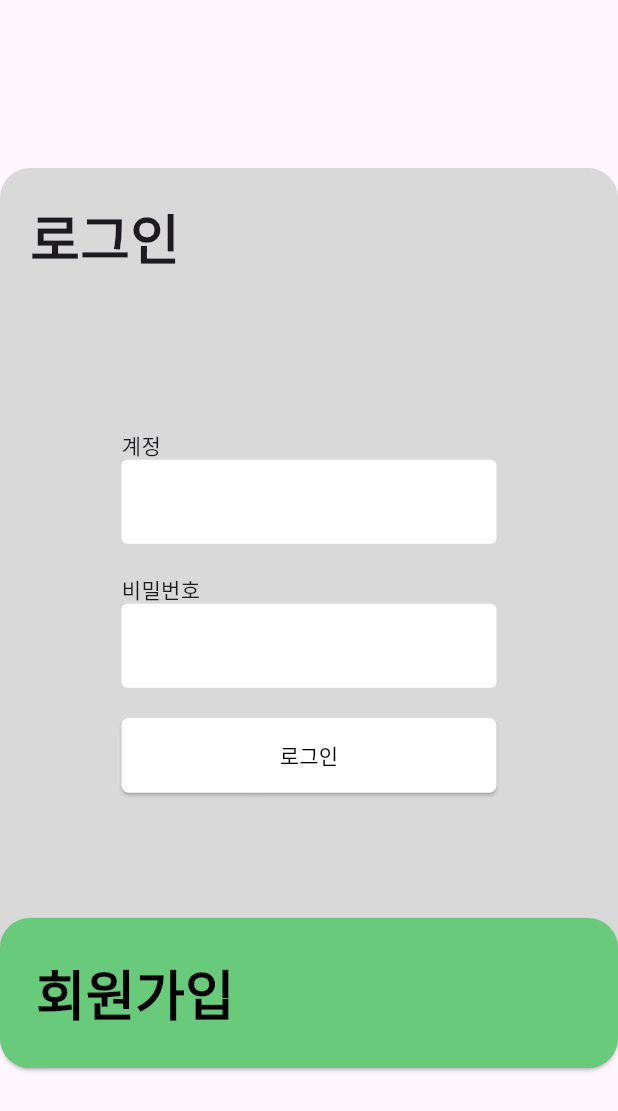
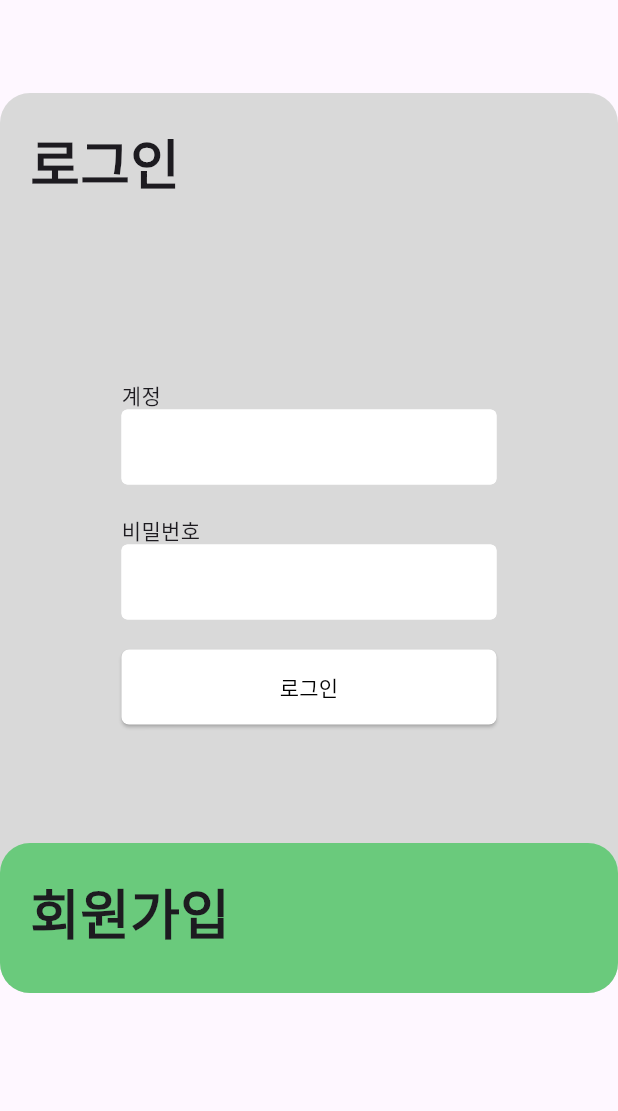
Before and after one commit to deukkyulee94/flutter_edu, a Flutter app: the screen it shows after launch, after a tap on "로그인", on a phone screen of 412 x 824 dp. Shown: the top 1111 px of the screen. Run offline on Flutter 3.47's test engine with Material 3 defaults, Android fonts, the phone set to English and light mode, and no system bars; our stand-ins replace dio, shared_preferences; network calls fail.

Commit message:
Revert "refactor: 회원가입 리펙토링"
This reverts commit 9a5b2508000ca61338ba4c54da6752f6ae71df57.

```diff
--- a/lib/pages/signin.dart
+++ b/lib/pages/signin.dart
@@ -1,5 +1,4 @@
 import 'package:flutter/material.dart';
-import 'package:flutter_edu/widgets/custom_text_form_field.dart';
 import '../service/user_service.dart';
 
 class Signin extends StatefulWidget {
@@ -10,15 +9,16 @@ class Signin extends StatefulWidget {
 }
 
 class _SigninState extends State<Signin> {
-  static const Color customGray = Color.fromRGBO(217, 217, 217, 1);
-  static const Color customGreen = Color.fromRGBO(106, 202, 124, 1);
+  final Color gray = const Color.fromRGBO(217, 217, 217, 1);
+  final Color white = const Color.fromRGBO(255, 255, 255, 1);
+  final Color green = const Color.fromRGBO(106, 202, 124, 1);
 
   void _showAlert(String message) {
     if (!mounted) return;
     showDialog(
       context: context,
       builder: (BuildContext context) => AlertDialog(
-        backgroundColor: Colors.white,
+        backgroundColor: white,
         shape: RoundedRectangleBorder(
           borderRadius: BorderRadius.circular(10),
         ),
@@ -37,27 +37,28 @@ class _SigninState extends State<Signin> {
 
   @override
   Widget build(BuildContext context) {
-    TextEditingController emailController = TextEditingController();
-    TextEditingController passwordController = TextEditingController();
-
+    String email = '';
+    String password = '';
     return Scaffold(
       body: Center(
-        child: Container(
+        child: Column(
+          mainAxisAlignment: MainAxisAlignment.center,
+          children: [
+            Container(
               width: 500,
               height: 600,
               decoration: BoxDecoration(
-            color: customGray,
+                color: gray,
                 borderRadius: BorderRadius.circular(20),
               ),
+              child: Padding(
+                padding:
+                    const EdgeInsets.symmetric(vertical: 20, horizontal: 20),
                 child: Column(
-            mainAxisAlignment: MainAxisAlignment.spaceBetween,
                   children: [
-              Container(
+                    // 로그인
+                    Align(
                       alignment: Alignment.centerLeft,
-                padding: const EdgeInsets.symmetric(
-                  vertical: 20,
-                  horizontal: 20,
-                ),
                       child: Text(
                         '로그인',
                         style: TextStyle(
@@ -66,21 +67,60 @@ class _SigninState extends State<Signin> {
                         ),
                       ),
                     ),
+                    SizedBox(height: 120),
+                    Center(
+                      child: Column(
+                        crossAxisAlignment: CrossAxisAlignment.start,
+                        children: [
+                          Text('계정'),
                           SizedBox(
+                            height: 50,
                             width: 250,
-                child: Column(
-                  children: [
-                    CustomTextFormField(
-                      validator: (s) => (s!.isNotEmpty) ? null : "계정을 입력하세요",
-                      contorller: emailController,
-                      lableText: "계정",
+                            child: TextField(
+                              onChanged: (value) => email = value,
+                              decoration: InputDecoration(
+                                filled: true, // 배경색 활성화
+                                fillColor: white, // 배경색 지정
+                                border: OutlineInputBorder(
+                                  borderRadius:
+                                      BorderRadius.circular(10), // 둥근 테두리
+                                ),
+                                // 비활성 상태 테두리 색
+                                enabledBorder: OutlineInputBorder(
+                                  borderSide: BorderSide(color: white),
+                                ),
+                                // 포커스 상태 테두리 색
+                                focusedBorder: OutlineInputBorder(
+                                  borderSide: BorderSide(color: white),
+                                ),
+                              ),
+                            ),
                           ),
                           SizedBox(height: 20),
-                    CustomTextFormField(
-                      validator: (s) => (s!.isNotEmpty) ? null : "비밀번호를 입력하세요",
-                      contorller: passwordController,
-                      lableText: "비밀번호",
+                          Text('비밀번호'),
+                          SizedBox(
+                            height: 50,
+                            width: 250,
+                            child: TextField(
+                              onChanged: (value) => password = value,
                               obscureText: true,
+                              decoration: InputDecoration(
+                                filled: true, // 배경색 활성화
+                                fillColor: white, // 배경색 지정
+                                border: OutlineInputBorder(
+                                  borderRadius:
+                                      BorderRadius.circular(10), // 둥근 테두리
+                                ),
+                                // 비활성 상태 테두리 색
+                                enabledBorder: OutlineInputBorder(
+                                  borderSide: BorderSide(color: white),
+                                ),
+                                // 포커스 상태 테두리 색
+                                focusedBorder: OutlineInputBorder(
+                                  borderSide: BorderSide(color: white),
+                                ),
+                              ),
+                            ),
                           ),
                           SizedBox(height: 20),
                           SizedBox(
@@ -88,50 +128,57 @@ class _SigninState extends State<Signin> {
                             width: 250,
                             child: ElevatedButton(
                               onPressed: () async {
-                          Response res = await UserApiService().signin(User(
-                            email: emailController.text,
-                            password: passwordController.text,
+                                Response res =
+                                    await UserApiService().signin(User(
+                                  email: email,
+                                  password: password,
                                 ));
                                 _showAlert(res.message);
                               },
                               style: ElevatedButton.styleFrom(
-                          backgroundColor: Colors.white,
-                          foregroundColor: Colors.black,
-                          fixedSize: Size.infinite,
+                                backgroundColor: white,
                                 shape: RoundedRectangleBorder(
                                   borderRadius: BorderRadius.circular(5),
                                 ),
                               ),
-                        child: Text('로그인'),
+                              child: Text(
+                                '로그인',
+                                style: TextStyle(
+                                  color: Colors.black,
+                                ),
+                              ),
                             ),
                           ),
                         ],
                       ),
                     ),
-              SizedBox(
+                  ],
+                ),
+              ),
+            ),
+            Transform.translate(
+              offset: Offset(0, -100),
+              child: Container(
                 width: 500,
                 height: 100,
-                child: ElevatedButton(
-                  onPressed: () => Navigator.of(context)
-                      .push(MaterialPageRoute(builder: (context) => Signin())),
-                  // .push(MaterialPageRoute(builder: (context) => Signup())),
-                  style: ElevatedButton.styleFrom(
-                    backgroundColor: customGreen,
-                    foregroundColor: Colors.black,
-                    alignment: Alignment.centerLeft,
-                    textStyle: TextStyle(
+                decoration: BoxDecoration(
+                  color: green,
+                  borderRadius: BorderRadius.circular(20),
+                ),
+                child: Padding(
+                  padding:
+                      const EdgeInsets.symmetric(vertical: 20, horizontal: 20),
+                  child: Text(
+                    '회원가입',
+                    style: TextStyle(
                       fontSize: 36,
                       fontWeight: FontWeight.w700,
                     ),
-                    shape: RoundedRectangleBorder(
-                      borderRadius: BorderRadius.circular(20),
                   ),
                 ),
-                  child: Text('회원가입'),
               ),
-              )
+            ),
           ],
-          ),
         ),
       ),
     );
--- a/lib/widgets/custom_text_form_field.dart
+++ /dev/null
@@ -1,43 +0,0 @@
-import 'package:flutter/material.dart';
-
-class CustomTextFormField extends StatefulWidget {
-  const CustomTextFormField({
-    super.key,
-    this.lableText,
-    this.validator,
-    this.obscureText = false,
-    required this.contorller,
-  });
-
-  final String? lableText;
-  final FormFieldValidator<String>? validator;
-  final TextEditingController contorller;
-  final bool obscureText;
-
-  @override
-  State<CustomTextFormField> createState() => _CustomTextFormFieldState();
-}
-
-class _CustomTextFormFieldState extends State<CustomTextFormField> {
-  @override
-  Widget build(BuildContext context) {
-    return Column(
-      crossAxisAlignment: CrossAxisAlignment.start,
-      children: [
-        Text(widget.lableText ?? ''),
-        TextFormField(
-          decoration: InputDecoration(
-            border: OutlineInputBorder(
-              borderSide: BorderSide.none,
-            ),
-            filled: true,
-            fillColor: Colors.white,
-          ),
-          validator: widget.validator ?? (s) => null,
-          controller: widget.contorller,
-          obscureText: widget.obscureText,
-        )
-      ],
-    );
-  }
-}
```
Lines whose indentation alone changed are shown as unchanged.
